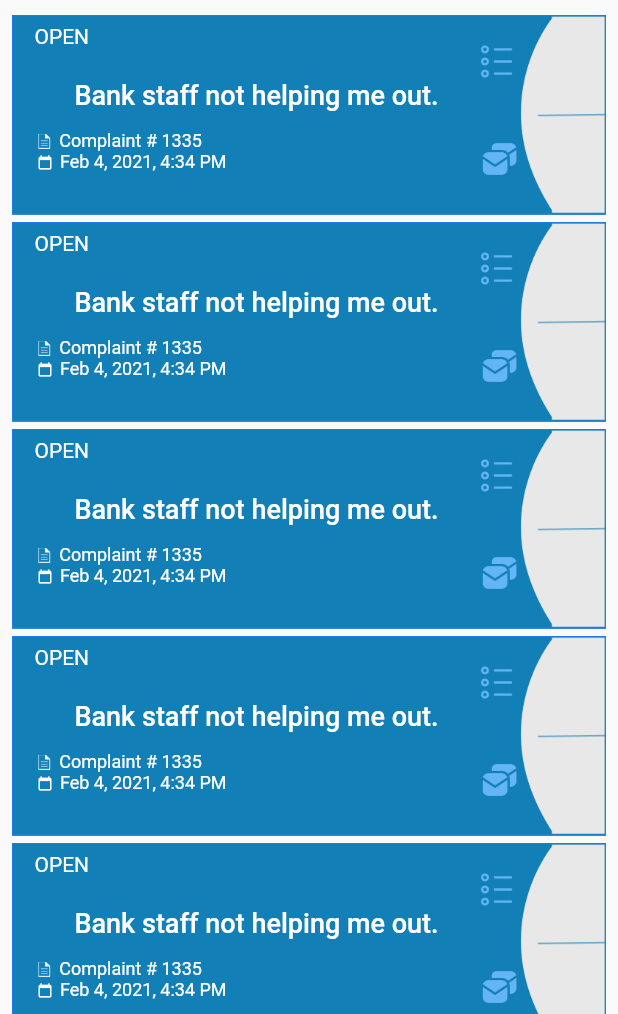
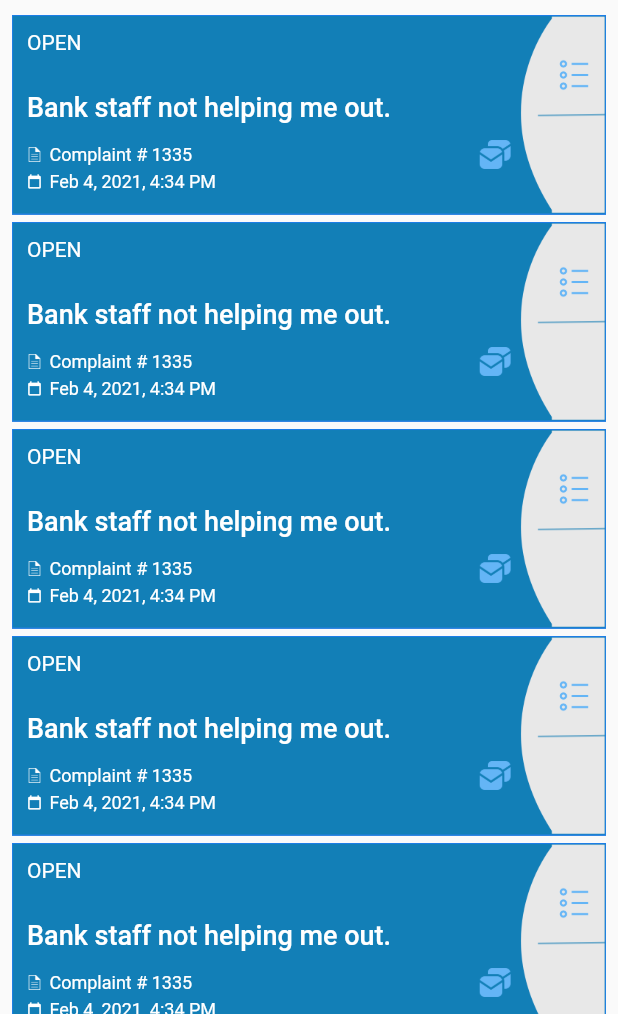
Before and after one commit to Visiomate/SBPComplaintApp, a Flutter app: the ComplainListPage screen opened directly, on a phone screen of 412 x 824 dp, the part 222-1236 px from its top. Run offline on Flutter 3.47's test engine with Material 2 defaults, Android fonts, the phone set to English and light mode, and no system bars; our stand-ins replace dio, email_validator, font_awesome_flutter, otp_text_field, shared_preferences; accounts and stored records are empty.

Commit message:
select language button done with complain Card alignment

```diff
--- a/lib/lang/en.json
+++ b/lib/lang/en.json
@@ -74,7 +74,9 @@
     "categry11": "Category 11",
     "categry12": "Category 12",
     "categry13": "Category 13",
-    "categry14": "Category 14"
+    "categry14": "Category 14",
+
+    "langname":"Select Language"
 
 
 
--- a/lib/lang/ur.json
+++ b/lib/lang/ur.json
@@ -76,7 +76,9 @@
     "categry11": "زمرہ  11",
     "categry12": "زمرہ  12",
     "categry13": "زمرہ  13",
-    "categry14": "زمرہ  14"
+    "categry14": "زمرہ  14",
+
+    "langname":"زبان منتخب کریں"
 
 
 
--- a/lib/pages/complaint_detail.dart
+++ b/lib/pages/complaint_detail.dart
@@ -27,7 +27,9 @@ class _ComplaintDetailState extends State<ComplaintDetail> {
 class Complaint extends StatelessWidget {
   @override
   Widget build(BuildContext context) {
-    return Container(
+    return Directionality(
+      textDirection: TextDirection.ltr,
+      child: Container(
         padding: EdgeInsets.all(13),
         child: Column(
           children: [
@@ -276,6 +278,7 @@ class Complaint extends StatelessWidget {
             ),
           ],
         ),
+      ),
     );
   }
 }
--- a/lib/utils/components/complainCard.dart
+++ b/lib/utils/components/complainCard.dart
@@ -1,4 +1,5 @@
 import 'package:flutter/material.dart';
+import 'package:sbp_complaints_management/localization/demo_localization.dart';
 import 'package:sbp_complaints_management/pages/complaint_detail.dart';
 
 class ComplainCardWidget extends StatelessWidget {
@@ -28,6 +29,7 @@ class ComplainCardWidget extends StatelessWidget {
         );
       },
       child: Container(
+        padding: EdgeInsets.fromLTRB(10, 10, 10, 0),
         height: 133,
         decoration: BoxDecoration(
           image: DecorationImage(
@@ -35,25 +37,26 @@ class ComplainCardWidget extends StatelessWidget {
         ),
         child: Column(
           children: [
-            Row(
-              children: [
             Container(
-                  padding: EdgeInsets.only(left: 15, bottom: 15),
+              alignment: AlignmentDirectional.topStart,
+              // padding: EdgeInsets.only(left: 15, bottom: 15),
               child: Column(
                 children: [
                   Text(
                     'OPEN',
                     style: TextStyle(color: Colors.white),
+                    textAlign: TextAlign.left,
                   ),
                 ],
               ),
             ),
             Container(
-                  padding: EdgeInsets.only(left: 260, top: 19),
+              padding: EdgeInsets.only(top: 3),
+              alignment: AlignmentDirectional.topEnd,
               child: Column(
                 children: [
                   Container(
-                        height: 24,
+                    alignment: AlignmentDirectional.topEnd,
                     child: GestureDetector(
                       onTap: () {
                         // Navigator.of(context).push(
@@ -61,20 +64,21 @@ class ComplainCardWidget extends StatelessWidget {
                         //     builder: (context) => ComplaintDetail(),
                         //   ),
                         // );
+                        //
                       },
                       child: Image.asset(
                         'assets/list2.png',
                         color: Colors.blue[300],
+                        height: 22,
                       ),
                     ),
                   ),
                 ],
               ),
             ),
-              ],
-            ),
             Container(
-              padding: EdgeInsets.fromLTRB(0, 0, 70, 10),
+              padding: EdgeInsets.fromLTRB(0, 0, 0, 0),
+              alignment: AlignmentDirectional.centerStart,
               child: Column(
                 children: [
                   Text(
@@ -83,16 +87,12 @@ class ComplainCardWidget extends StatelessWidget {
                         color: Colors.white,
                         fontSize: 18,
                         fontWeight: FontWeight.w500),
+                    textAlign: TextAlign.left,
                   ),
                 ],
               ),
             ),
-            Container(
-              padding: EdgeInsets.only(left: 0, top: 0),
-              child: Column(
-                children: [
-                  Row(
-                    children: [
+            SizedBox(height: 10),
             Column(
               children: [
                 Row(
@@ -111,12 +111,33 @@ class ComplainCardWidget extends StatelessWidget {
                         color: Colors.white,
                         fontSize: 12,
                       ),
+                      textAlign: TextAlign.left,
+                    ),
+                    Padding(
+                      padding: const EdgeInsets.fromLTRB(191, 0, 0, 0),
+                      child: GestureDetector(
+                        onTap: () {
+                          // Navigator.of(context).push(
+                          //   MaterialPageRoute(
+                          //     builder: (context) => ComplaintDetail(),
+                          //   ),
+                          // );
+                        },
+                        child: Image.asset(
+                          'assets/mail2.png',
+                          color: Colors.blue[300],
+                          height: 22,
+                        ),
+                      ),
                     ),
                   ],
                 ),
-                          Container(
-                            padding: EdgeInsets.only(left: 17, top: 0),
-                            child: Column(
+                // Row(
+                //   children: [
+                //     Text('jdjjd'),
+                //   ],
+                // ),
+                Column(
                   children: [
                     Row(
                       children: [
@@ -129,40 +150,15 @@ class ComplainCardWidget extends StatelessWidget {
                           width: 5,
                         ),
                         Text(
-                                      'Feb 4, 2021, 4:34 PM',
-                                      style: TextStyle(
-                                          color: Colors.white, fontSize: 12),
+                          DemoLocalization.of(context)
+                              .getTranslatedValue('timeComplan'),
+                          style: TextStyle(color: Colors.white, fontSize: 12),
+                        ),
+                      ],
                     ),
                   ],
                 )
               ],
-                            ),
-                          ),
-                        ],
-                      ),
-                      Container(
-                        padding: EdgeInsets.only(left: 170, top: 10),
-                        child: Container(
-                          height: 24,
-                          child: GestureDetector(
-                            onTap: () {
-                              // Navigator.of(context).push(
-                              //   MaterialPageRoute(
-                              //     builder: (context) => ComplaintDetail(),
-                              //   ),
-                              // );
-                            },
-                            child: Image.asset(
-                              'assets/mail2.png',
-                              color: Colors.blue[300],
-                            ),
-                          ),
-                        ),
-                      ),
-                    ],
-                  )
-                ],
-              ),
             ),
           ],
         ),
```
Also changed, not shown: lib/pages/login_page.dart (+15 -7 lines). Lines whose indentation alone changed are shown as unchanged.
